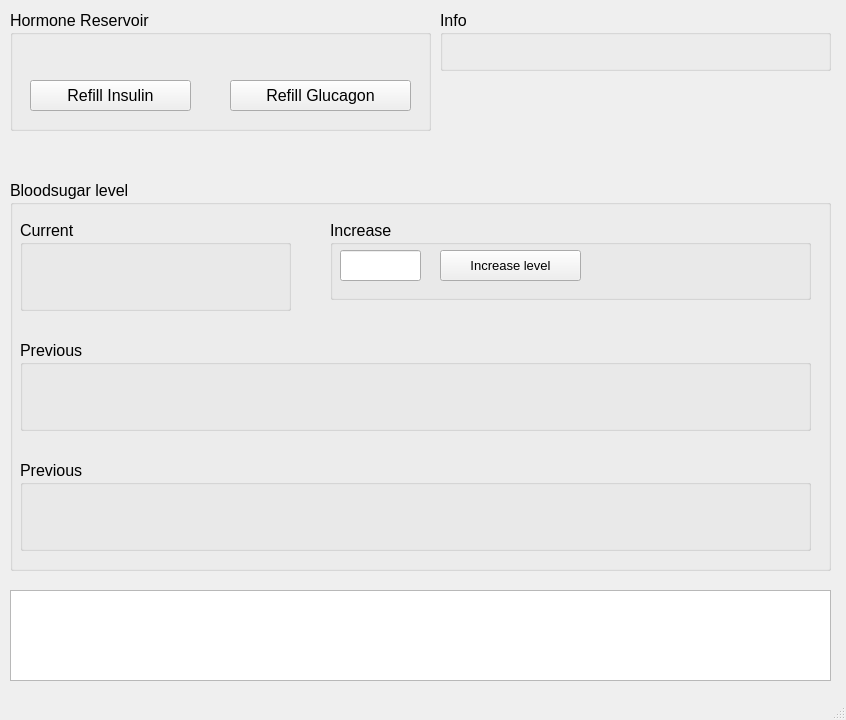
Before: the Qt Designer form UserInterface.ui in arobert-ffm/SCS_InsulinPump, drawn with Qt 5.
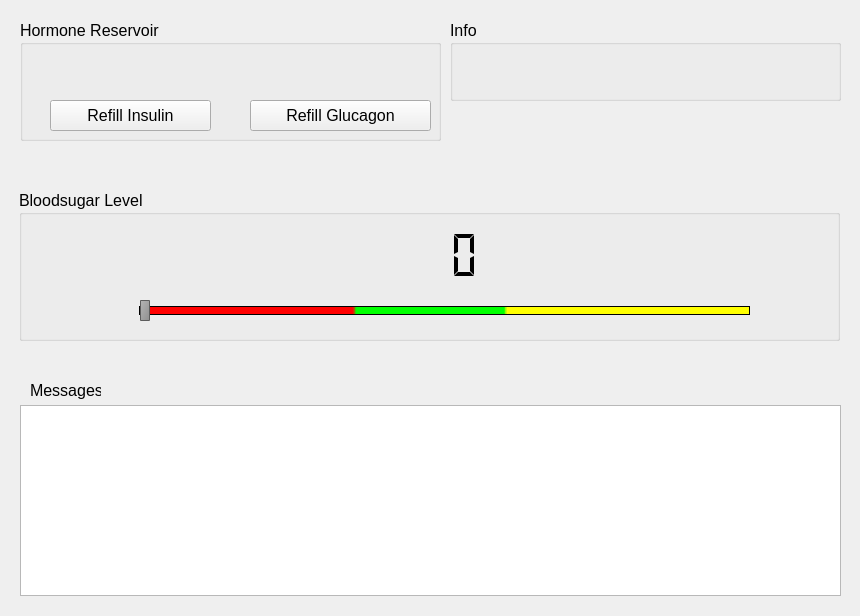
After: the same form once the commit is applied.

Commit message: Resize and repositioning of the elements in UI. Redesigned the Bloodsugar element.

Diff of the .ui file:
```diff
--- a/UserInterface.ui
+++ b/UserInterface.ui
@@ -6,419 +6,30 @@
    <rect>
     <x>0</x>
     <y>0</y>
-    <width>846</width>
-    <height>720</height>
+    <width>860</width>
+    <height>616</height>
    </rect>
   </property>
   <property name="windowTitle">
    <string>Insulinpump</string>
   </property>
+  <property name="toolButtonStyle">
+   <enum>Qt::ToolButtonIconOnly</enum>
+  </property>
+  <property name="tabShape">
+   <enum>QTabWidget::Rounded</enum>
+  </property>
+  <property name="dockNestingEnabled">
+   <bool>false</bool>
+  </property>
   <widget class="QWidget" name="centralWidget">
-   <widget class="QGroupBox" name="groupBoxBloodSugar">
-    <property name="geometry">
-     <rect>
-      <x>10</x>
-      <y>180</y>
-      <width>821</width>
-      <height>391</height>
-     </rect>
-    </property>
-    <property name="font">
-     <font>
-      <pointsize>12</pointsize>
-     </font>
-    </property>
-    <property name="title">
-     <string>Bloodsugar level</string>
-    </property>
-    <widget class="QGroupBox" name="groupBoxCurrent">
-     <property name="enabled">
-      <bool>true</bool>
-     </property>
-     <property name="geometry">
-      <rect>
-       <x>10</x>
-       <y>40</y>
-       <width>271</width>
-       <height>91</height>
-      </rect>
-     </property>
-     <property name="title">
-      <string>Current</string>
-     </property>
-     <property name="flat">
-      <bool>true</bool>
-     </property>
-     <property name="checkable">
-      <bool>false</bool>
-     </property>
-     <widget class="QWidget" name="horizontalLayoutWidget_21">
-      <property name="geometry">
-       <rect>
-        <x>10</x>
-        <y>30</y>
-        <width>111</width>
-        <height>21</height>
-       </rect>
-      </property>
-      <property name="font">
-       <font>
-        <pointsize>12</pointsize>
-       </font>
-      </property>
-      <layout class="QHBoxLayout" name="horizontalLayoutCurrentTime">
-       <property name="spacing">
-        <number>0</number>
-       </property>
-       <property name="sizeConstraint">
-        <enum>QLayout::SetDefaultConstraint</enum>
-       </property>
-       <item>
-        <widget class="QLabel" name="mCurrentTimeTitle">
-         <property name="font">
-          <font>
-           <pointsize>12</pointsize>
-          </font>
-         </property>
-         <property name="text">
-          <string>Time:</string>
-         </property>
-        </widget>
-       </item>
-       <item>
-        <widget class="QLabel" name="mCurrentTimeValue">
-         <property name="text">
-          <string>19:05</string>
-         </property>
-         <property name="alignment">
-          <set>Qt::AlignRight|Qt::AlignTrailing|Qt::AlignVCenter</set>
-         </property>
-        </widget>
-       </item>
-      </layout>
-     </widget>
-     <widget class="QWidget" name="horizontalLayoutWidget_22">
-      <property name="geometry">
-       <rect>
-        <x>10</x>
-        <y>60</y>
-        <width>111</width>
-        <height>21</height>
-       </rect>
-      </property>
-      <property name="font">
-       <font>
-        <pointsize>12</pointsize>
-       </font>
-      </property>
-      <layout class="QHBoxLayout" name="horizontalLayoutCurrentLevel">
-       <property name="spacing">
-        <number>0</number>
-       </property>
-       <property name="sizeConstraint">
-        <enum>QLayout::SetDefaultConstraint</enum>
-       </property>
-       <item>
-        <widget class="QLabel" name="mCurrentLevelTitle">
-         <property name="font">
-          <font>
-           <pointsize>12</pointsize>
-          </font>
-         </property>
-         <property name="text">
-          <string>Level:</string>
-         </property>
-        </widget>
-       </item>
-       <item>
-        <widget class="QLabel" name="mCurrentLevelValue">
-         <property name="text">
-          <string>90</string>
-         </property>
-         <property name="alignment">
-          <set>Qt::AlignRight|Qt::AlignTrailing|Qt::AlignVCenter</set>
-         </property>
-        </widget>
-       </item>
-      </layout>
-     </widget>
-    </widget>
-    <widget class="QGroupBox" name="groupBoxPrevious1">
-     <property name="enabled">
-      <bool>true</bool>
-     </property>
-     <property name="geometry">
-      <rect>
-       <x>10</x>
-       <y>160</y>
-       <width>791</width>
-       <height>91</height>
-      </rect>
-     </property>
-     <property name="title">
-      <string>Previous</string>
-     </property>
-     <property name="flat">
-      <bool>true</bool>
-     </property>
-     <property name="checkable">
-      <bool>false</bool>
-     </property>
-     <widget class="QWidget" name="horizontalLayoutWidget_23">
-      <property name="geometry">
-       <rect>
-        <x>10</x>
-        <y>30</y>
-        <width>111</width>
-        <height>21</height>
-       </rect>
-      </property>
-      <property name="font">
-       <font>
-        <pointsize>12</pointsize>
-       </font>
-      </property>
-      <layout class="QHBoxLayout" name="horizontalLayoutPreviousTime1">
-       <property name="spacing">
-        <number>0</number>
-       </property>
-       <property name="sizeConstraint">
-        <enum>QLayout::SetDefaultConstraint</enum>
-       </property>
-       <item>
-        <widget class="QLabel" name="mPrevious1TimeTitle">
-         <property name="font">
-          <font>
-           <pointsize>12</pointsize>
-          </font>
-         </property>
-         <property name="text">
-          <string>Time:</string>
-         </property>
-        </widget>
-       </item>
-       <item>
-        <widget class="QLabel" name="mPrevious1TimeValue">
-         <property name="text">
-          <string>18:35</string>
-         </property>
-         <property name="alignment">
-          <set>Qt::AlignRight|Qt::AlignTrailing|Qt::AlignVCenter</set>
-         </property>
-        </widget>
-       </item>
-      </layout>
-     </widget>
-     <widget class="QWidget" name="horizontalLayoutWidget_24">
-      <property name="geometry">
-       <rect>
-        <x>10</x>
-        <y>60</y>
-        <width>111</width>
-        <height>21</height>
-       </rect>
-      </property>
-      <property name="font">
-       <font>
-        <pointsize>12</pointsize>
-       </font>
-      </property>
-      <layout class="QHBoxLayout" name="horizontalLayoutPreviousLevel1">
-       <property name="spacing">
-        <number>0</number>
-       </property>
-       <property name="sizeConstraint">
-        <enum>QLayout::SetDefaultConstraint</enum>
-       </property>
-       <item>
-        <widget class="QLabel" name="mPrevious1LevelTitle">
-         <property name="font">
-          <font>
-           <pointsize>12</pointsize>
-          </font>
-         </property>
-         <property name="text">
-          <string>Level:</string>
-         </property>
-        </widget>
-       </item>
-       <item>
-        <widget class="QLabel" name="mPrevious1LevelValue">
-         <property name="text">
-          <string>70</string>
-         </property>
-         <property name="alignment">
-          <set>Qt::AlignRight|Qt::AlignTrailing|Qt::AlignVCenter</set>
-         </property>
-        </widget>
-       </item>
-      </layout>
-     </widget>
-    </widget>
-    <widget class="QGroupBox" name="groupBoxPrevious2">
-     <property name="enabled">
-      <bool>true</bool>
-     </property>
-     <property name="geometry">
-      <rect>
-       <x>10</x>
-       <y>280</y>
-       <width>791</width>
-       <height>91</height>
-      </rect>
-     </property>
-     <property name="title">
-      <string>Previous</string>
-     </property>
-     <property name="flat">
-      <bool>true</bool>
-     </property>
-     <property name="checkable">
-      <bool>false</bool>
-     </property>
-     <widget class="QWidget" name="horizontalLayoutWidget_25">
-      <property name="geometry">
-       <rect>
-        <x>10</x>
-        <y>30</y>
-        <width>111</width>
-        <height>21</height>
-       </rect>
-      </property>
-      <property name="font">
-       <font>
-        <pointsize>12</pointsize>
-       </font>
-      </property>
-      <layout class="QHBoxLayout" name="horizontalLayoutPreviousTime2">
-       <property name="spacing">
-        <number>0</number>
-       </property>
-       <property name="sizeConstraint">
-        <enum>QLayout::SetDefaultConstraint</enum>
-       </property>
-       <item>
-        <widget class="QLabel" name="mPrevious2TimeTitle">
-         <property name="font">
-          <font>
-           <pointsize>12</pointsize>
-          </font>
-         </property>
-         <property name="text">
-          <string>Time:</string>
-         </property>
-        </widget>
-       </item>
-       <item>
-        <widget class="QLabel" name="mPrevious2TimeValue">
-         <property name="text">
-          <string>18:05</string>
-         </property>
-         <property name="alignment">
-          <set>Qt::AlignRight|Qt::AlignTrailing|Qt::AlignVCenter</set>
-         </property>
-        </widget>
-       </item>
-      </layout>
-     </widget>
-     <widget class="QWidget" name="horizontalLayoutWidget_26">
-      <property name="geometry">
-       <rect>
-        <x>10</x>
-        <y>60</y>
-        <width>111</width>
-        <height>21</height>
-       </rect>
-      </property>
-      <property name="font">
-       <font>
-        <pointsize>12</pointsize>
-       </font>
-      </property>
-      <layout class="QHBoxLayout" name="horizontalLayoutPreviousLevel2">
-       <property name="spacing">
-        <number>0</number>
-       </property>
-       <property name="sizeConstraint">
-        <enum>QLayout::SetDefaultConstraint</enum>
-       </property>
-       <item>
-        <widget class="QLabel" name="mPrevious2LevelTitle">
-         <property name="font">
-          <font>
-           <pointsize>12</pointsize>
-          </font>
-         </property>
-         <property name="text">
-          <string>Level:</string>
-         </property>
-        </widget>
-       </item>
-       <item>
-        <widget class="QLabel" name="mPrevious2LevelValue">
-         <property name="text">
-          <string>75</string>
-         </property>
-         <property name="alignment">
-          <set>Qt::AlignRight|Qt::AlignTrailing|Qt::AlignVCenter</set>
-         </property>
-        </widget>
-       </item>
-      </layout>
-     </widget>
-    </widget>
-    <widget class="QGroupBox" name="groupBox_Increase">
-     <property name="geometry">
-      <rect>
-       <x>320</x>
-       <y>40</y>
-       <width>481</width>
-       <height>80</height>
-      </rect>
-     </property>
-     <property name="title">
-      <string>Increase</string>
-     </property>
-     <property name="flat">
-      <bool>true</bool>
-     </property>
-     <widget class="QPushButton" name="mIncreaseButton">
-      <property name="geometry">
-       <rect>
-        <x>110</x>
-        <y>30</y>
-        <width>141</width>
-        <height>31</height>
-       </rect>
-      </property>
-      <property name="font">
-       <font>
-        <pointsize>10</pointsize>
-       </font>
-      </property>
-      <property name="text">
-       <string>Increase level</string>
-      </property>
-     </widget>
-     <widget class="QLineEdit" name="mIncreaseValue">
-      <property name="geometry">
-       <rect>
-        <x>10</x>
-        <y>30</y>
-        <width>81</width>
-        <height>31</height>
-       </rect>
-      </property>
-     </widget>
-    </widget>
-   </widget>
    <widget class="QListWidget" name="mMessageList">
     <property name="geometry">
      <rect>
-      <x>10</x>
-      <y>590</y>
+      <x>20</x>
+      <y>405</y>
       <width>821</width>
-      <height>91</height>
+      <height>191</height>
      </rect>
     </property>
     <property name="font">
@@ -433,8 +44,8 @@
    <widget class="QGroupBox" name="groupBoxHormoneReservoir">
     <property name="geometry">
      <rect>
-      <x>10</x>
-      <y>10</y>
+      <x>20</x>
+      <y>20</y>
       <width>421</width>
       <height>121</height>
      </rect>
@@ -444,14 +55,17 @@
       <pointsize>12</pointsize>
      </font>
     </property>
+    <property name="styleSheet">
+     <string notr="true"/>
+    </property>
     <property name="title">
      <string>Hormone Reservoir</string>
     </property>
     <widget class="QWidget" name="horizontalLayoutWidget_27">
      <property name="geometry">
       <rect>
-       <x>220</x>
-       <y>30</y>
+       <x>230</x>
+       <y>40</y>
        <width>181</width>
        <height>21</height>
       </rect>
@@ -500,8 +114,8 @@
     <widget class="QWidget" name="horizontalLayoutWidget_28">
      <property name="geometry">
       <rect>
-       <x>20</x>
-       <y>30</y>
+       <x>30</x>
+       <y>40</y>
        <width>161</width>
        <height>21</height>
       </rect>
@@ -550,8 +164,8 @@
     <widget class="QPushButton" name="mGlucagonRefillButton">
      <property name="geometry">
       <rect>
-       <x>220</x>
-       <y>70</y>
+       <x>230</x>
+       <y>80</y>
        <width>181</width>
        <height>31</height>
       </rect>
@@ -563,8 +177,8 @@
     <widget class="QPushButton" name="mInsulinRefillButton">
      <property name="geometry">
       <rect>
-       <x>20</x>
-       <y>70</y>
+       <x>30</x>
+       <y>80</y>
        <width>161</width>
        <height>31</height>
       </rect>
@@ -577,10 +191,10 @@
    <widget class="QGroupBox" name="groupBoxInfo">
     <property name="geometry">
      <rect>
-      <x>440</x>
-      <y>10</y>
+      <x>450</x>
+      <y>20</y>
       <width>391</width>
-      <height>61</height>
+      <height>81</height>
      </rect>
     </property>
     <property name="font">
@@ -594,8 +208,8 @@
     <widget class="QWidget" name="horizontalLayoutWidget_29">
      <property name="geometry">
       <rect>
-       <x>20</x>
-       <y>30</y>
+       <x>30</x>
+       <y>40</y>
        <width>171</width>
        <height>21</height>
       </rect>
@@ -644,8 +258,8 @@
     <widget class="QWidget" name="horizontalLayoutWidget_30">
      <property name="geometry">
       <rect>
-       <x>240</x>
-       <y>30</y>
+       <x>260</x>
+       <y>40</y>
        <width>121</width>
        <height>21</height>
       </rect>
@@ -692,8 +306,126 @@
      </layout>
     </widget>
    </widget>
+   <widget class="QGroupBox" name="groupBoxBloodsugar">
+    <property name="geometry">
+     <rect>
+      <x>19</x>
+      <y>190</y>
+      <width>821</width>
+      <height>151</height>
+     </rect>
+    </property>
+    <property name="font">
+     <font>
+      <pointsize>12</pointsize>
+     </font>
+    </property>
+    <property name="title">
+     <string>Bloodsugar Level</string>
+    </property>
+    <property name="flat">
+     <bool>false</bool>
+    </property>
+    <widget class="QLCDNumber" name="lcdNumber">
+     <property name="geometry">
+      <rect>
+       <x>380</x>
+       <y>40</y>
+       <width>81</width>
+       <height>51</height>
+      </rect>
+     </property>
+     <property name="font">
+      <font>
+       <family>Segoe UI Semibold</family>
+       <pointsize>18</pointsize>
+       <weight>75</weight>
+       <bold>true</bold>
+      </font>
+     </property>
+     <property name="autoFillBackground">
+      <bool>false</bool>
+     </property>
+     <property name="frameShape">
+      <enum>QFrame::NoFrame</enum>
+     </property>
+     <property name="frameShadow">
+      <enum>QFrame::Sunken</enum>
+     </property>
+     <property name="lineWidth">
+      <number>1</number>
+     </property>
+     <property name="smallDecimalPoint">
+      <bool>false</bool>
+     </property>
+     <property name="digitCount">
+      <number>3</number>
+     </property>
+     <property name="segmentStyle">
+      <enum>QLCDNumber::Flat</enum>
+     </property>
+    </widget>
+    <widget class="QSlider" name="mBloodSugarValue">
+     <property name="enabled">
+      <bool>false</bool>
+     </property>
+     <property name="geometry">
+      <rect>
+       <x>120</x>
+       <y>110</y>
+       <width>611</width>
+       <height>21</height>
+      </rect>
+     </property>
+     <property name="styleSheet">
+      <string notr="true">QSlider::groove:horizontal {
+     border: 1px solid rgb(0, 0, 0);
+     height: 7px; /* the groove expands to the size of the slider by default. by giving it a height, it has a fixed size */
+     background: qlineargradient(spread:pad, x1:0, y1:1, x2:1, y2:1, stop:0 rgba(255, 0, 0, 255), stop:0.350236 rgba(255, 0, 0, 255), stop:0.354953 rgba(0, 255, 0, 255), stop:0.596507 rgba(0, 255, 0, 255), stop:0.601103 rgba(255, 255, 0, 255), stop:1 rgba(255, 255, 0, 255));
+     margin: 2px 0;
+ }
+
+ QSlider::handle:horizontal {
+     background: qlineargradient(x1:0, y1:0, x2:1, y2:1, stop:0 #b4b4b4, stop:1 #8f8f8f);
+     border: 1px solid #5c5c5c;
+     width: 8px;
+     margin: -7px 0; /* handle is placed by default on the contents rect of the groove. Expand outside the groove */
+     border-radius: 1px;
+ }</string>
+     </property>
+     <property name="maximum">
+      <number>200</number>
+     </property>
+     <property name="value">
+      <number>0</number>
+     </property>
+     <property name="orientation">
+      <enum>Qt::Horizontal</enum>
+     </property>
+     <property name="tickPosition">
+      <enum>QSlider::NoTicks</enum>
+     </property>
+    </widget>
+   </widget>
+   <widget class="QLabel" name="mMessageListTitle">
+    <property name="geometry">
+     <rect>
+      <x>30</x>
+      <y>380</y>
+      <width>71</width>
+      <height>21</height>
+     </rect>
+    </property>
+    <property name="font">
+     <font>
+      <pointsize>12</pointsize>
+     </font>
+    </property>
+    <property name="text">
+     <string>Messages</string>
+    </property>
+   </widget>
   </widget>
-  <widget class="QStatusBar" name="statusBar"/>
  </widget>
  <layoutdefault spacing="6" margin="11"/>
  <resources/>
```
Left out of the diff: 35 changed lines with no effect on the pictures.
